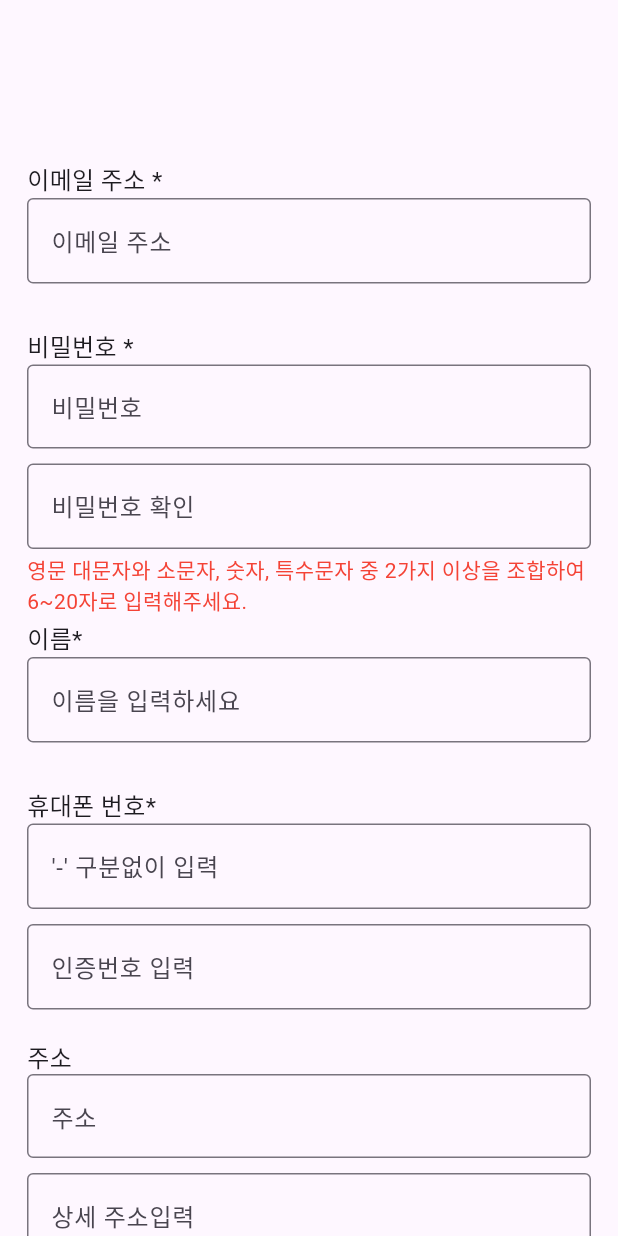
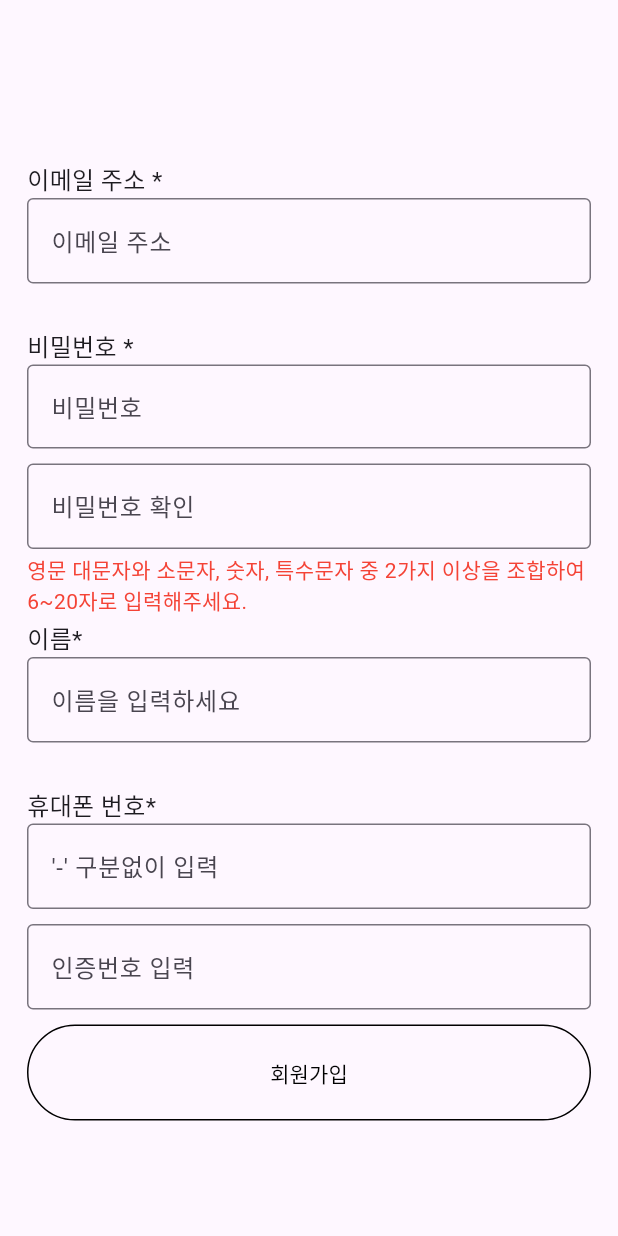
Before and after one commit to team-between-leaf/team-leaf-Flutter, a Flutter app: the JoinMembershipPage screen opened by its route, on a phone screen of 412 x 824 dp. Run offline on Flutter 3.47's test engine with Material 3 defaults, Android fonts, the phone set to English and light mode, and no system bars.

Commit message:
chore: 이메일 필드 벗어나면 유효성 검사

```diff
--- a/lib/core_services/services.dart
+++ b/lib/core_services/services.dart
@@ -1,2 +1,2 @@
-import 'package:http/http.dart' as http;
-import 'dart:convert';
+//import 'package:http/http.dart' as http;
+//import 'dart:convert';
--- a/lib/join_membership/join_membership_detail/jmd_required_information.dart
+++ b/lib/join_membership/join_membership_detail/jmd_required_information.dart
@@ -12,18 +12,32 @@ class RequiredInformation extends StatefulWidget {
 }
 
 class _RequiredInformationState extends State<RequiredInformation> {
-  final FocusNode _passwordFocusNode = FocusNode();
-  final FocusNode _passwordcheckFocusNode = FocusNode();
-  final FocusNode _nameFocusNode = FocusNode();
-  final FocusNode _phoneFocusNode = FocusNode();
+  final FocusNode _passwordFocusNode = FocusNode(); // 비밀번호로 이동
+  final FocusNode _passwordcheckFocusNode = FocusNode(); // 비밀번호 확인으로 이동
+  final FocusNode _nameFocusNode = FocusNode(); // 이름으로 이동
+  final FocusNode _phoneFocusNode = FocusNode(); // 핸드폰 번호로 이동
   final _formKey = GlobalKey<FormState>(); // 폼 키 추가
+  final FocusNode _emailcheck = FocusNode();
+
+  @override
+  void initState() {
+    super.initState();
+    _emailcheck.addListener(() {
+      if (!_emailcheck.hasFocus) {
+        // 이메일 필드에서 포커스가 벗어났을 때 유효성 검사를 수행
+        _formKey.currentState?.validate();
+      }
+    });
+  }
 
   @override
   void dispose() {
+    // 초기화
     _passwordFocusNode.dispose();
     _passwordcheckFocusNode.dispose();
     _nameFocusNode.dispose();
     _phoneFocusNode.dispose();
+    _emailcheck.dispose();
     super.dispose();
   }
 
@@ -33,14 +47,13 @@ class _RequiredInformationState extends State<RequiredInformation> {
       padding: const EdgeInsets.symmetric(vertical: 10),
       child: Form(
         key: _formKey, // 폼 키 할당
-
         child: Column(
-          mainAxisAlignment: MainAxisAlignment.center,
           crossAxisAlignment: CrossAxisAlignment.start,
           children: [
             const SizedBox(height: 80),
             email(),
             TextFormField(
+              focusNode: _emailcheck,
               decoration: const InputDecoration(
                   border: OutlineInputBorder(), hintText: '이메일 주소'),
               validator: (value) {
@@ -57,7 +70,8 @@ class _RequiredInformationState extends State<RequiredInformation> {
                   // 유효하면 다음 필드로 포커스 이동
                   FocusScope.of(context).requestFocus(_passwordFocusNode);
                 }
-                }),
+              },
+            ),
             const SizedBox(height: 30),
             password(),
             TextFormField(
--- a/lib/join_membership/join_membership_page.dart
+++ b/lib/join_membership/join_membership_page.dart
@@ -1,7 +1,6 @@
 import 'package:flutter/material.dart';
 import 'package:team_between_leaf/join_membership/join_membership_detail/jmd_membership_button.dart';
 import 'package:team_between_leaf/join_membership/join_membership_detail/jmd_required_information.dart';
-import 'package:team_between_leaf/join_membership/join_membership_detail/jmd_selection_information.dart';
 
 class JoinMembershipPage extends StatefulWidget {
   const JoinMembershipPage({super.key});
@@ -24,7 +23,6 @@ class _JoinMembershipPageState extends State<JoinMembershipPage> {
               crossAxisAlignment: CrossAxisAlignment.start,
               children: [
                 RequiredInformation(), //  필수 정보 (이메일 주소, 비밀번호, 이름, 휴대폰 번호)
-                SelectionInformation(), // 선택 정보 (주소, 생년월일)
                 JoinMembershipButton(), // 회원가입 버튼
               ],
             ),
```
Lines whose indentation alone changed are shown as unchanged.
